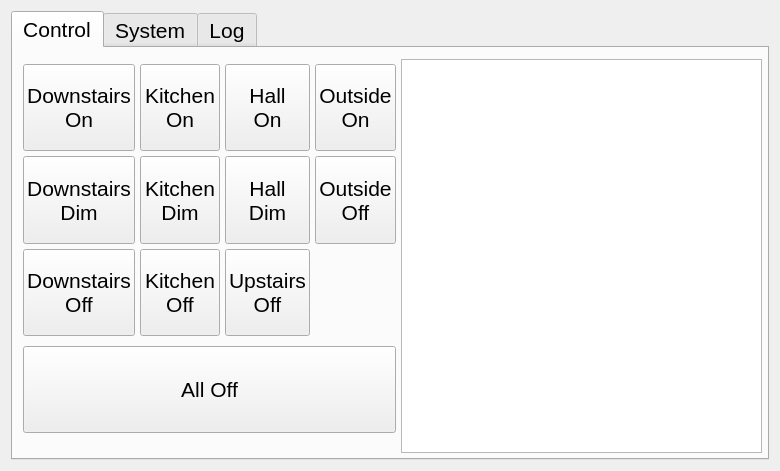
Before: the Qt Designer form widget.ui in paulkappler/HomeGUI, drawn with Qt 5.
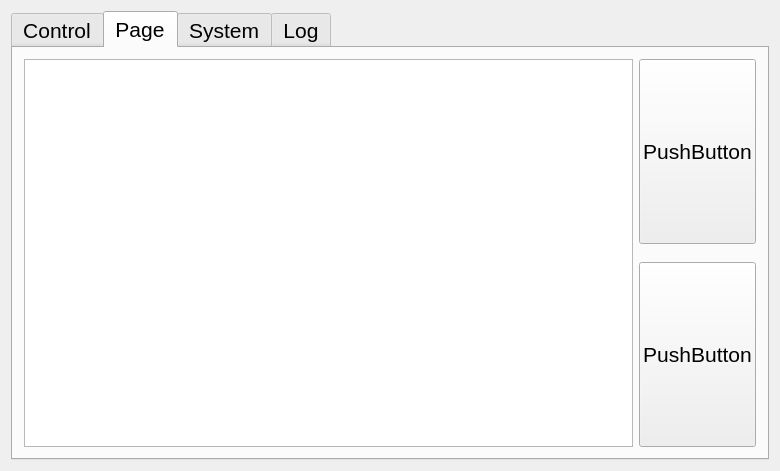
After: the same form once the commit is applied.

Commit message: add test room tab

```diff
--- a/widget.ui
+++ b/widget.ui
@@ -34,7 +34,7 @@
       <bool>true</bool>
      </property>
      <property name="currentIndex">
-      <number>0</number>
+      <number>1</number>
      </property>
      <widget class="QWidget" name="tab">
       <property name="mouseTracking">
@@ -241,6 +241,42 @@
        </item>
       </layout>
      </widget>
+     <widget class="QWidget" name="tabRoom">
+      <attribute name="title">
+       <string>Page</string>
+      </attribute>
+      <layout class="QGridLayout" name="gridLayout_5">
+       <item row="1" column="0" rowspan="4">
+        <widget class="QListWidget" name="listWidgetRoom"/>
+       </item>
+       <item row="4" column="1">
+        <widget class="QPushButton" name="pushButton_2">
+         <property name="sizePolicy">
+          <sizepolicy hsizetype="Minimum" vsizetype="Expanding">
+           <horstretch>0</horstretch>
+           <verstretch>0</verstretch>
+          </sizepolicy>
+         </property>
+         <property name="text">
+          <string>PushButton</string>
+         </property>
+        </widget>
+       </item>
+       <item row="1" column="1">
+        <widget class="QPushButton" name="pushButton">
+         <property name="sizePolicy">
+          <sizepolicy hsizetype="Minimum" vsizetype="Expanding">
+           <horstretch>0</horstretch>
+           <verstretch>0</verstretch>
+          </sizepolicy>
+         </property>
+         <property name="text">
+          <string>PushButton</string>
+         </property>
+        </widget>
+       </item>
+      </layout>
+     </widget>
      <widget class="QWidget" name="tab_2">
       <property name="mouseTracking">
        <bool>true</bool>
```
Left out of the diff: 2 changed lines with no effect on the pictures. The commit also changes 1 other file.
